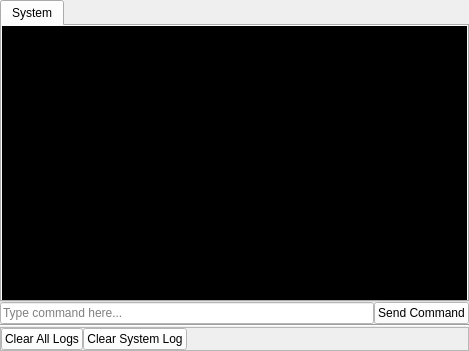
WohlSoft/Moondust-Project, file Editor/dev_console/devconsole.ui: the form before one commit.
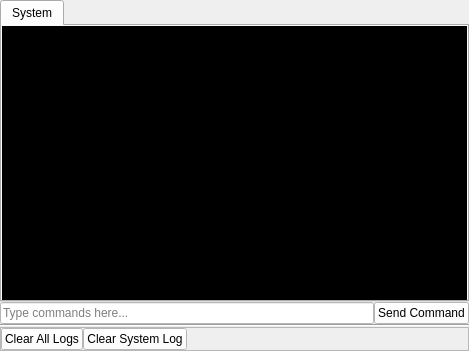
The form after the commit. Icons and pictures are not drawn.

```diff
--- a/Editor/dev_console/devconsole.ui
+++ b/Editor/dev_console/devconsole.ui
@@ -44,7 +44,7 @@
       <bool>true</bool>
      </property>
      <property name="placeholderText">
-      <string>Type command here...</string>
+      <string>Type commands here...</string>
      </property>
     </widget>
    </item>
```
Left out of the diff: 2 changed lines with no effect on the pictures.
